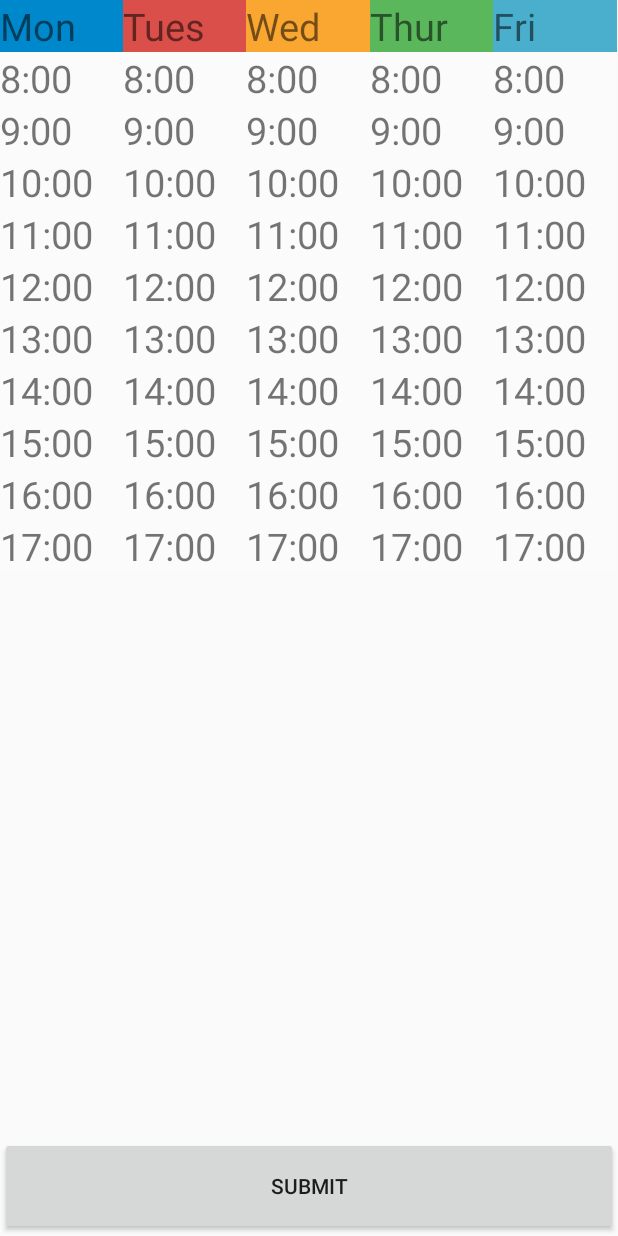
After one commit to alexHuangWind/WelTime, an Android app: the BlockActivity screen opened directly, with no data from a screen before it, on a phone screen of 412 x 824 dp. The commit adds this screen. Run offline under Robolectric (Android 15) with nearby library versions, the phone set to English and light mode, and no system bars.

Commit message:
block page

```diff
--- a/app/build.gradle
+++ b/app/build.gradle
@@ -28,8 +28,8 @@ android {
 
 dependencies {
     implementation fileTree(dir: 'libs', include: ['*.jar'])
+    implementation 'com.android.support.constraint:constraint-layout:1.1.3'
     implementation 'com.android.support:appcompat-v7:27.1.1'
-    implementation 'com.android.support.constraint:constraint-layout:1.1.3'
     implementation 'com.android.support:support-v4:27.1.1'
     implementation 'com.android.support:design:27.1.1'
     implementation 'com.android.support:customtabs:27.1.1'
--- a/app/src/main/AndroidManifest.xml
+++ b/app/src/main/AndroidManifest.xml
@@ -12,8 +12,12 @@
         android:supportsRtl="true"
         android:theme="@style/AppTheme">
         <activity
+            android:name=".components.BlockActivity"
+            android:label="@string/title_activity_block"
+            android:theme="@style/AppTheme.NoActionBar"></activity>
+        <activity
             android:name=".components.NavigationActivity"
-            android:label="@string/title_activity_navigation"></activity>
+            android:label="@string/title_activity_navigation" />
         <activity
             android:name=".components.ActivityWebView"
             android:label="@string/title_activity_web_view"
--- /dev/null
+++ b/app/src/main/java/weltimetable/a2019/program3/huang/changyu/weltimetable/components/BlockActivity.java
@@ -0,0 +1,106 @@
+package weltimetable.a2019.program3.huang.changyu.weltimetable.components;
+
+import android.graphics.Color;
+import android.os.Bundle;
+import android.support.v7.app.AppCompatActivity;
+import android.view.View;
+import android.widget.Button;
+import android.widget.ListView;
+
+import java.util.ArrayList;
+import java.util.HashMap;
+import java.util.List;
+
+import weltimetable.a2019.program3.huang.changyu.weltimetable.R;
+import weltimetable.a2019.program3.huang.changyu.weltimetable.models.BlockListVIewAdapter;
+import weltimetable.a2019.program3.huang.changyu.weltimetable.models.BlockModel;
+import weltimetable.a2019.program3.huang.changyu.weltimetable.models.Poestiton;
+
+public class BlockActivity extends AppCompatActivity {
+    private ListView mlistViewTime;
+    private ListView mlistViewMonday;
+    private ListView mlistViewTuesday;
+    private ListView mlistViewWednesday;
+    private ListView mlistViewThursday;
+    private ListView mlistViewFriday;
+    private Button Bt_submit;
+    private List<BlockModel> blockListMon = new ArrayList<BlockModel>();
+    private List<BlockModel> blockListTues = new ArrayList<BlockModel>();
+    private List<BlockModel> blockListWed = new ArrayList<BlockModel>();
+    private List<BlockModel> blockListThus = new ArrayList<BlockModel>();
+    private List<BlockModel> blockListFri = new ArrayList<BlockModel>();
+    private List blockLists = new ArrayList<ArrayList>();
+
+    public HashMap getBlockListSets() {
+        return blockListSets;
+    }
+
+    private HashMap blockListSets = new HashMap<Poestiton,BlockModel>();
+
+
+    @Override
+    protected void onCreate(Bundle savedInstanceState) {
+        super.onCreate(savedInstanceState);
+        setContentView(R.layout.list_block);
+        Bt_submit = (Button) findViewById(R.id.Bt_submit);
+        mlistViewMonday = (ListView) findViewById(R.id.LV_monlist);
+        mlistViewTuesday = (ListView) findViewById(R.id.LV_tuelist);
+        mlistViewWednesday = (ListView) findViewById(R.id.LV_wedlist);
+        mlistViewThursday = (ListView) findViewById(R.id.LV_thulist);
+        mlistViewFriday = (ListView) findViewById(R.id.LV_fridaylist);
+        initLists();
+        setListInfo();
+//        Toolbar toolbar = findViewById(R.id.toolbar);
+//        setSupportActionBar(toolbar);
+//        FloatingActionButton fab = findViewById(R.id.fab);
+        Bt_submit.setOnClickListener(new View.OnClickListener() {
+            @Override
+            public void onClick(View view) {
+                BlockActivity.this.onDestroy();
+            }
+        });
+    }
+
+    private void setListInfo() {
+        mlistViewMonday.setAdapter(new BlockListVIewAdapter(BlockActivity.this, R.layout.block_item_layout, blockListMon));
+        mlistViewTuesday.setAdapter(new BlockListVIewAdapter(BlockActivity.this, R.layout.block_item_layout, blockListTues));
+        mlistViewWednesday.setAdapter(new BlockListVIewAdapter(BlockActivity.this, R.layout.block_item_layout, blockListWed));
+        mlistViewThursday.setAdapter(new BlockListVIewAdapter(BlockActivity.this, R.layout.block_item_layout, blockListThus));
+        mlistViewFriday.setAdapter(new BlockListVIewAdapter(BlockActivity.this, R.layout.block_item_layout, blockListFri));
+    }
+
+    private void initLists() {
+        //init title
+        BlockModel Monday = new BlockModel("Mon", "#0088CC",1);
+        BlockModel Tuesday = new BlockModel("Tues","#DA4F49",2);
+        BlockModel wednesday = new BlockModel("Wed","#FAA732",3);
+        BlockModel Thursday = new BlockModel("Thur","#5BB75B",4);
+        BlockModel friday = new BlockModel("Fri","#49afcd",5);
+
+        blockListMon.add(Monday);
+        blockListTues.add(Tuesday);
+        blockListWed.add(wednesday);
+        blockListThus.add(Thursday);
+        blockListFri.add(friday);
+        blockLists.add(blockListMon);
+        blockLists.add(blockListTues);
+        blockLists.add(blockListWed);
+        blockLists.add(blockListThus);
+        blockLists.add(blockListFri);
+        //init table
+        for (Object item: blockLists) {
+            ArrayList list =  (ArrayList)item;
+            BlockModel headerBM = (BlockModel) list.get(0);
+            for (int i = 8; i < 18; i++) {
+                String hour = i + "";
+                if (i < 10) hour = "0" + hour;
+                BlockModel BM = new BlockModel(i + ":00");
+                BM.setColumn(i-7);
+                BM.setRow(headerBM.getDayOfweek());
+                list.add(BM);
+            }
+        }
+    }
+
+
+}
--- a/app/src/main/java/weltimetable/a2019/program3/huang/changyu/weltimetable/components/LoadingActiviey.java
+++ /dev/null
@@ -1,4 +0,0 @@
-package weltimetable.a2019.program3.huang.changyu.weltimetable.components;
-
-public class LoadingActiviey {
-}
--- /dev/null
+++ b/app/src/main/java/weltimetable/a2019/program3/huang/changyu/weltimetable/models/BlockListVIewAdapter.java
@@ -0,0 +1,55 @@
+package weltimetable.a2019.program3.huang.changyu.weltimetable.models;
+
+import android.content.Context;
+import android.graphics.Color;
+import android.support.annotation.NonNull;
+import android.support.annotation.Nullable;
+import android.view.LayoutInflater;
+import android.view.View;
+import android.view.ViewGroup;
+import android.widget.ArrayAdapter;
+import android.widget.TextView;
+import android.widget.Toast;
+
+import java.util.List;
+
+import weltimetable.a2019.program3.huang.changyu.weltimetable.R;
+
+
+public class BlockListVIewAdapter extends ArrayAdapter<BlockModel> {
+    private Context mContext;
+    private int resourceId;
+
+    public BlockListVIewAdapter(Context context, int textViewResourceId,
+                                List<BlockModel> objects) {
+        super(context, textViewResourceId, objects);
+        mContext = context;
+        resourceId = textViewResourceId;
+
+    }
+
+    @NonNull
+    @Override
+    public View getView(int position, @Nullable View convertView, @NonNull ViewGroup parent) {
+        BlockModel BM = getItem(position); // getCurrent Instence
+        View view = LayoutInflater.from(getContext()).inflate(resourceId, parent, false);
+        TextView blockTime = (TextView) view.findViewById(R.id.block_time);
+        blockTime.setText(BM.getTime());
+        String color = BM.getDefaultColor();
+        if(color == null) return view;
+        view.setBackgroundColor(Color.parseColor(color));
+        view.setOnClickListener(new View.OnClickListener() {
+            @Override
+            public void onClick(View v) {
+                Toast.makeText(mContext,"poesition: x= "+BM.getRow()+" Y = "+ BM.getColumn(),Toast.LENGTH_SHORT).show();
+                if(!BM.getCheck()){
+                    view.setBackgroundColor(Color.parseColor(BM.CHECKED_COLOR));
+                }else {
+                    view.setBackgroundColor(Color.parseColor(BM.UNCHECKED_COLOR));
+                }
+                BM.setCheck(!BM.getCheck());
+            }
+        });
+        return view;
+    }
+}
--- /dev/null
+++ b/app/src/main/java/weltimetable/a2019/program3/huang/changyu/weltimetable/models/BlockModel.java
@@ -0,0 +1,80 @@
+package weltimetable.a2019.program3.huang.changyu.weltimetable.models;
+
+public class BlockModel {
+    private String mTime;
+    private Boolean check = false;
+    public final String UNEDITABLE = "#7A7A7A";
+    public final String UNCHECKED_COLOR = "#FCFAF2";
+    public final String CHECKED_COLOR = "#006DCC";
+    public String defaultColor = "#FBFBFB";
+    public final String mondayColor = "#0088CC";
+
+    public final String tuesdayColor = "#DA4F49";
+    public final String wednesdayColor = "#FAA732";
+    public final String thursdayColor = "#5BB75B";
+    public final String fridayolor = "#49afcd";
+    private int row=0;
+    private int column =0;
+    private int mDayOfweek = 0;
+
+    public int getDayOfweek() {
+        return mDayOfweek;
+    }
+
+    public int getRow() {
+        return row;
+    }
+
+    public void setRow(int row) {
+        this.row = row;
+    }
+
+    public int getColumn() {
+        return column;
+    }
+
+    public void setColumn(int column) {
+        this.column = column;
+    }
+
+    public void setDayOfweek(int dayOfweek) {
+        this.mDayOfweek = dayOfweek;
+    }
+
+
+
+
+    public BlockModel(String time, String defaultColor,int dayOfweek) {
+        this.mTime = time;
+        this.defaultColor = defaultColor;
+        this.mDayOfweek = dayOfweek;
+    }
+    public BlockModel(String time, String defaultColor) {
+        this.mTime = time;
+        this.defaultColor = defaultColor;
+    }
+    public BlockModel(String time) {
+        this.mTime = time;
+    }
+
+    public String getTime() {
+        return mTime;
+    }
+
+    public Boolean getCheck() {
+        return check;
+    }
+
+    public void setCheck(Boolean check) {
+        this.check = check;
+    }
+
+    public String getDefaultColor() {
+        return defaultColor;
+    }
+
+    public void setDefaultColor(String defaultColor) {
+        this.defaultColor = defaultColor;
+    }
+
+}
--- a/app/src/main/java/weltimetable/a2019/program3/huang/changyu/weltimetable/utils/ConstentValue.java
+++ b/app/src/main/java/weltimetable/a2019/program3/huang/changyu/weltimetable/utils/ConstentValue.java
@@ -12,5 +12,7 @@ public class ConstentValue {
     public static final String FRIDAY = "Friday";
     public static final String SATURDAY = "Saturday";
     public static final String SUNDAY = "Sunday";
+    public static final String BLOCK = "Block";
+    public static final String NOTIFICATIONS = "Notifications";
 
 }
--- /dev/null
+++ b/app/src/main/res/layout/block_item_layout.xml
@@ -0,0 +1,13 @@
+<?xml version="1.0" encoding="utf-8"?>
+<LinearLayout xmlns:android="http://schemas.android.com/apk/res/android"
+    android:layout_width="match_parent"
+    android:layout_height="match_parent">
+    <TextView
+        android:id="@+id/block_time"
+        android:layout_width="wrap_content"
+        android:layout_height="wrap_content"
+        android:text="123"
+        android:textSize="25dp"
+        android:gravity="center"
+        android:layout_gravity="center_vertical" />
+</LinearLayout>
--- a/app/src/main/res/layout/content_main.xml
+++ b/app/src/main/res/layout/content_main.xml
@@ -10,7 +10,7 @@
 <LinearLayout
     android:layout_width="match_parent"
     android:layout_height="match_parent"
-    android:orientation="vertical">
+    android:orientation="vertical">iuij
     <android.support.v4.view.ViewPager
         android:id="@+id/viewPager"
         android:layout_width="match_parent"
--- /dev/null
+++ b/app/src/main/res/layout/list_block.xml
@@ -0,0 +1,73 @@
+<?xml version="1.0" encoding="utf-8"?>
+<FrameLayout xmlns:android="http://schemas.android.com/apk/res/android"
+    xmlns:tools="http://schemas.android.com/tools"
+    android:layout_width="match_parent"
+    android:layout_height="match_parent"
+    tools:context=".components.SundayFragment">
+    <LinearLayout
+        android:layout_width="match_parent"
+        android:layout_height="match_parent"
+        android:orientation="vertical">
+        <LinearLayout
+            android:layout_width="match_parent"
+            android:layout_height="0dp"
+            android:layout_weight="9.2"
+            android:orientation="horizontal">
+            <ListView
+                android:id="@+id/LV_monlist"
+                android:layout_width="0dp"
+                android:layout_weight="0.2"
+                android:layout_height="match_parent"
+                android:listSelector="@android:color/transparent"
+                android:cacheColorHint="@android:color/transparent"
+                android:divider="@null"
+                />
+            <ListView
+                android:id="@+id/LV_tuelist"
+                android:layout_width="0dp"
+                android:layout_weight="0.2"
+                android:layout_height="match_parent"
+                android:listSelector="@android:color/transparent"
+                android:cacheColorHint="@android:color/transparent"
+                android:divider="@null"
+                />
+            <ListView
+                android:id="@+id/LV_wedlist"
+                android:layout_width="0dp"
+                android:layout_weight="0.2"
+                android:layout_height="match_parent"
+                android:listSelector="@android:color/transparent"
+                android:cacheColorHint="@android:color/transparent"
+                android:divider="@null"
+                />
+            <ListView
+                android:id="@+id/LV_thulist"
+                android:layout_width="0dp"
+                android:layout_weight="0.2"
+                android:layout_height="match_parent"
+                android:listSelector="@android:color/transparent"
+                android:cacheColorHint="@android:color/transparent"
+                android:divider="@null"
+                />
+            <ListView
+                android:id="@+id/LV_fridaylist"
+                android:layout_width="0dp"
+                android:layout_height="match_parent"
+                android:layout_weight="0.2"
+                android:listSelector="@android:color/transparent"
+                android:cacheColorHint="@android:color/transparent"
+                android:divider="@null"
+                />
+
+        </LinearLayout>
+        <Button
+            android:id="@+id/Bt_submit"
+            android:layout_width="match_parent"
+            android:layout_height="0dp"
+            android:layout_weight="0.8"
+            android:text="submit"/>
+    </LinearLayout>
+
+
+
+</FrameLayout>
--- a/app/src/main/res/menu/activity_main_drawer.xml
+++ b/app/src/main/res/menu/activity_main_drawer.xml
@@ -14,6 +14,10 @@
             android:id="@+id/moodlewebsitemenu"
             android:icon="@drawable/moodleweltec"
             android:title="@string/moodle_website" />
+        <item
+        android:id="@+id/blockPage"
+        android:icon="@drawable/moodleweltec"
+        android:title="@string/moodle_website" />
     </group>
 
 </menu>
--- a/app/src/main/res/values/dimens.xml
+++ b/app/src/main/res/values/dimens.xml
@@ -4,4 +4,5 @@
     <!-- Default screen margins, per the Android Design guidelines. -->
     <dimen name="activity_horizontal_margin">16dp</dimen>
     <dimen name="activity_vertical_margin">16dp</dimen>
+    <dimen name="fab_margin">16dp</dimen>
 </resources>
--- a/app/src/main/res/values/strings.xml
+++ b/app/src/main/res/values/strings.xml
@@ -14,6 +14,8 @@
     <string name="friday">Friday</string>
     <string name="saturday">Saturday</string>
     <string name="sunday">Sunday</string>
+    <string name="block">block</string>
+    <string name="notifications">notifications</string>
     <string name="select_snackbar">Please, select one item.</string>
     <string name="selected">Selected</string>
 
@@ -67,5 +69,6 @@
     <string name="title_home">Home</string>
     <string name="title_block">Block</string>
     <string name="title_notifications">Notifications</string>
+    <string name="title_activity_block">BlockActivity</string>
 
 </resources>
```
Also changed, not shown: app/src/main/java/weltimetable/a2019/program3/huang/changyu/weltimetable/components/ActivityTimeTable.java (+22 -1 lines), app/src/main/java/weltimetable/a2019/program3/huang/changyu/weltimetable/components/BlockFragment.java (added, +23 -0 lines), app/src/main/java/weltimetable/a2019/program3/huang/changyu/weltimetable/components/FragmentFactory.java (+9 -0 lines), app/src/main/java/weltimetable/a2019/program3/huang/changyu/weltimetable/models/Poestiton.java (added, +19 -0 lines), app/src/main/res/layout/activity_block.xml (added, +33 -0 lines), app/src/main/res/layout/content_block.xml (added, +61 -0 lines).
